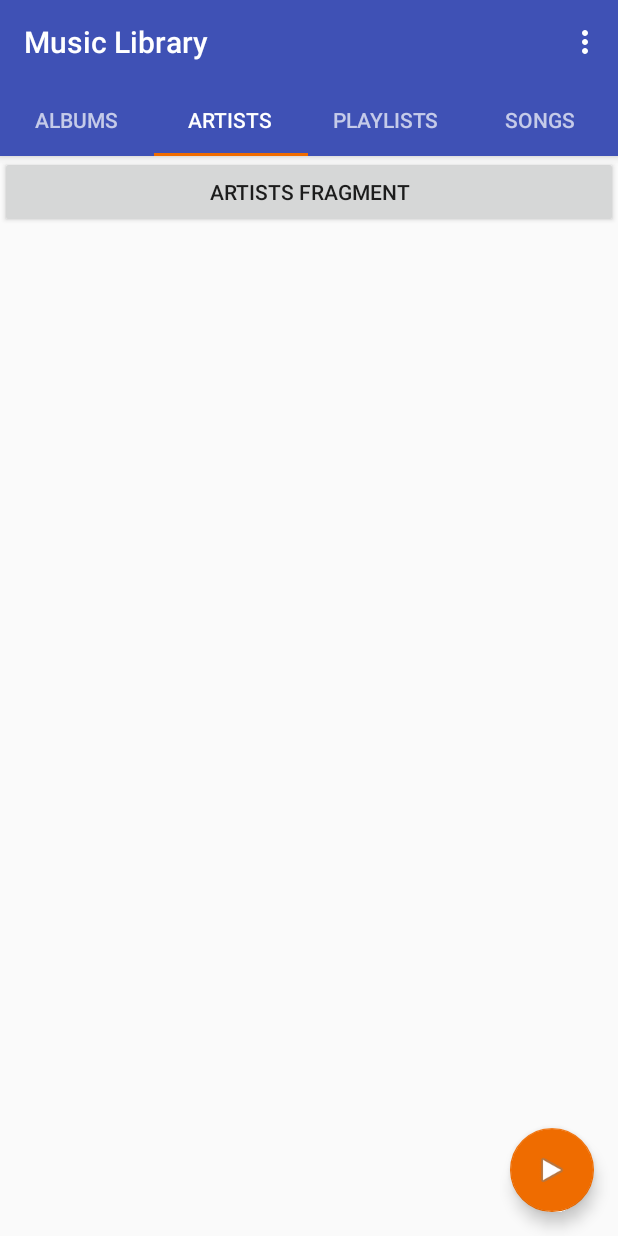
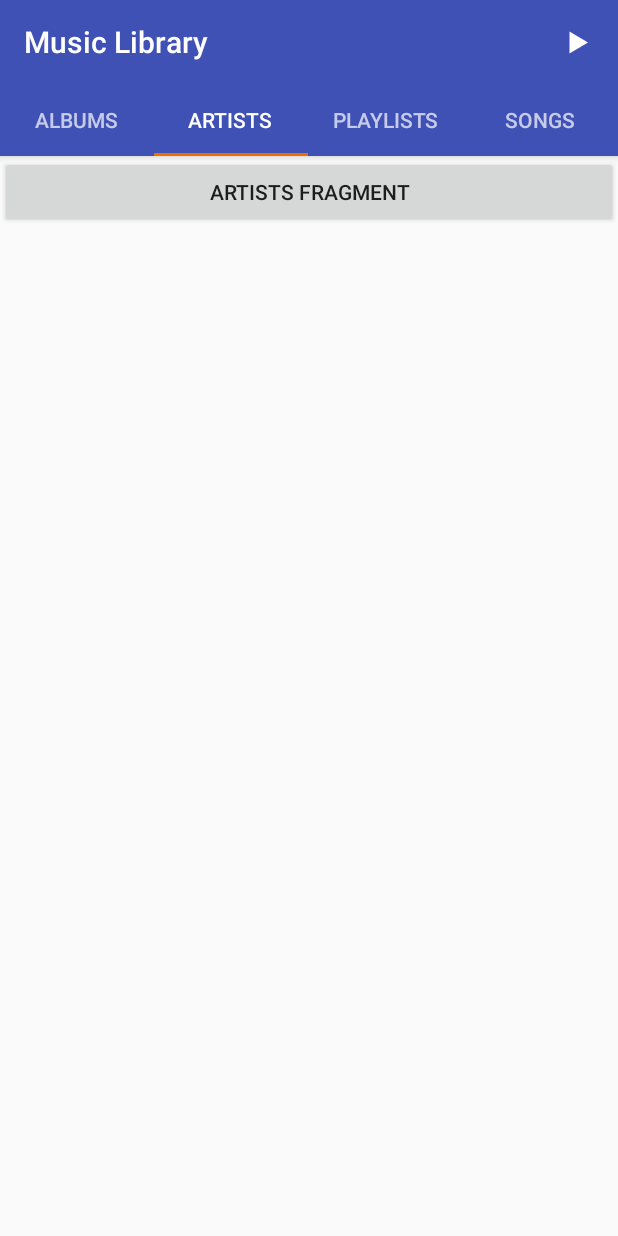
Before and after one commit to StevenFrost/AMP, an Android app: the screen it shows after launch (LibraryActivity), tab 2 chosen, on a phone screen of 412 x 824 dp. Run offline under Robolectric (Android 15) with nearby library versions, the light colour scheme and no system bars; 1 statement that could not run was skipped.

Commit message:
New menu item to navigate to the player

```diff
--- a/app/src/main/java/com/frost/steven/amp/LibraryActivity.java
+++ b/app/src/main/java/com/frost/steven/amp/LibraryActivity.java
@@ -6,8 +6,6 @@ import android.content.Intent;
 import android.content.ServiceConnection;
 import android.os.IBinder;
 import android.support.design.widget.TabLayout;
-import android.support.design.widget.FloatingActionButton;
-import android.support.design.widget.Snackbar;
 import android.support.v7.app.AppCompatActivity;
 
 import android.support.v4.app.Fragment;
@@ -18,7 +16,6 @@ import android.os.Bundle;
 import android.support.v7.widget.Toolbar;
 import android.view.Menu;
 import android.view.MenuItem;
-import android.view.View;
 
 public class LibraryActivity extends AppCompatActivity
 {
@@ -52,17 +49,6 @@ public class LibraryActivity extends AppCompatActivity
         // Tabs
         TabLayout tabLayout = (TabLayout) findViewById(R.id.tabs);
         tabLayout.setupWithViewPager(viewPager);
-
-        // TODO: Change this button to one that switches to the player activity
-        FloatingActionButton fab = (FloatingActionButton) findViewById(R.id.fab);
-        fab.setOnClickListener(new View.OnClickListener()
-        {
-            @Override
-            public void onClick(View view)
-            {
-                Snackbar.make(view, "Replace with your own action", Snackbar.LENGTH_LONG).setAction("Action", null).show();
-            }
-        });
     }
 
     @Override
@@ -75,20 +61,19 @@ public class LibraryActivity extends AppCompatActivity
     @Override
     public boolean onCreateOptionsMenu(Menu menu)
     {
-        getMenuInflater().inflate(R.menu.menu_library, menu);
+        getMenuInflater().inflate(R.menu.menu_main, menu);
         return true;
     }
 
     @Override
     public boolean onOptionsItemSelected(MenuItem item)
     {
-        int id = item.getItemId();
-
-        if (id == R.id.action_settings)
+        int itemId = item.getItemId();
+        if (itemId == R.id.menu_library_player)
         {
-            return true;
+            Intent intent = new Intent(this, PlayerActivity.class);
+            startActivity(intent);
         }
-
         return super.onOptionsItemSelected(item);
     }
 
--- /dev/null
+++ b/app/src/main/res/drawable/menu_player.xml
@@ -0,0 +1,16 @@
+<?xml version="1.0" encoding="utf-8"?>
+<vector xmlns:android="http://schemas.android.com/apk/res/android"
+        xmlns:app="http://schemas.android.com/apk/res-auto"
+        xmlns:tools="http://schemas.android.com/tools"
+        tools:targetApi="21"
+        android:width="96dp"
+        android:height="96dp"
+        android:viewportWidth="96"
+        app:vc_viewportWidth="96"
+        android:viewportHeight="96"
+        app:vc_viewportHeight="96">
+    <path android:fillColor="@color/colourWhite"
+          app:vc_fillColor="@color/colourWhite"
+          android:pathData="M35.000,27.000 L35.000,71.000 L72.000,49.000 L35.000,27.000 Z"
+          app:vc_pathData="M35.000,27.000 L35.000,71.000 L72.000,49.000 L35.000,27.000 Z" />
+</vector>
--- a/app/src/main/res/layout/activity_library.xml
+++ b/app/src/main/res/layout/activity_library.xml
@@ -19,7 +19,7 @@
             android:layout_width="match_parent"
             android:layout_height="?attr/actionBarSize"
             android:background="?attr/colorPrimary"
-            app:popupTheme="@style/ThemeOverlay.AppCompat.Dark"
+            app:popupTheme="@style/ThemeOverlay.AppCompat.Light"
             app:layout_scrollFlags="scroll|enterAlways|snap">
 
         </android.support.v7.widget.Toolbar>
@@ -37,12 +37,4 @@
         android:layout_height="match_parent"
         app:layout_behavior="@string/appbar_scrolling_view_behavior"/>
 
-    <android.support.design.widget.FloatingActionButton
-        android:id="@+id/fab"
-        android:layout_width="wrap_content"
-        android:layout_height="wrap_content"
-        android:layout_gravity="end|bottom"
-        android:layout_margin="@dimen/fab_margin"
-        android:src="@android:drawable/ic_media_play"/>
-
 </android.support.design.widget.CoordinatorLayout>
--- a/app/src/main/res/menu/menu_library.xml
+++ /dev/null
@@ -1,9 +0,0 @@
-<menu xmlns:android="http://schemas.android.com/apk/res/android"
-      xmlns:app="http://schemas.android.com/apk/res-auto"
-      xmlns:tools="http://schemas.android.com/tools"
-      tools:context="com.frost.steven.amp.LibraryActivity">
-    <item android:id="@+id/action_settings"
-          android:title="@string/action_settings"
-          android:orderInCategory="100"
-          app:showAsAction="never"/>
-</menu>
--- a/app/src/main/res/menu/menu_album.xml
+++ b/app/src/main/res/menu/menu_main.xml
@@ -2,8 +2,9 @@
       xmlns:app="http://schemas.android.com/apk/res-auto"
       xmlns:tools="http://schemas.android.com/tools"
       tools:context="com.frost.steven.amp.AlbumActivity">
-    <item android:id="@+id/action_settings"
-          android:title="@string/action_settings"
-          android:orderInCategory="100"
-          app:showAsAction="never"/>
+    <item android:id="@+id/menu_library_player"
+        android:title="@string/menu_player"
+        android:icon="@drawable/menu_player"
+        android:orderInCategory="100"
+        app:showAsAction="always"/>
 </menu>
--- a/app/src/main/res/values/strings.xml
+++ b/app/src/main/res/values/strings.xml
@@ -17,6 +17,9 @@
 
     <!-- Player -->
     <string name="null_timecode">00:00</string>
+
+    <!-- Menu -->
+    <string name="menu_player">Player</string>
 
     <!-- Accessibility -->
     <string name="cd_prev">Previous</string>
```
Also changed, not shown: app/src/main/java/com/frost/steven/amp/AlbumActivity.java (+22 -12 lines), app/src/main/res/layout/activity_album.xml (+0 -9 lines).
